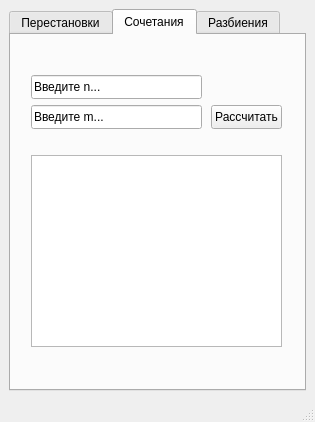
den-Master-2040/Educational-practice_UI, file src/mainwindow.ui: the form before one commit.
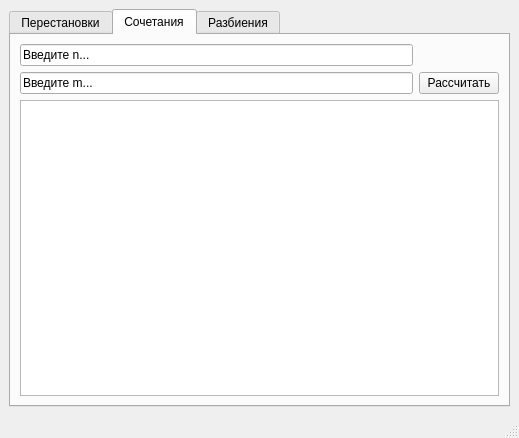
The form after the commit. The open tabs and pages were chosen to show the change.

The edit to the form file:
```diff
--- a/src/mainwindow.ui
+++ b/src/mainwindow.ui
@@ -6,8 +6,8 @@
    <rect>
     <x>0</x>
     <y>0</y>
-    <width>315</width>
-    <height>422</height>
+    <width>519</width>
+    <height>438</height>
    </rect>
   </property>
   <property name="windowTitle">
@@ -65,55 +65,32 @@
        <attribute name="title">
         <string>Сочетания</string>
        </attribute>
+       <layout class="QGridLayout" name="gridLayout_3">
+        <item row="0" column="0">
        <widget class="QLineEdit" name="lineEdit_2">
-        <property name="geometry">
-         <rect>
-          <x>20</x>
-          <y>40</y>
-          <width>171</width>
-          <height>24</height>
-         </rect>
-        </property>
         <property name="text">
          <string>Введите n...</string>
         </property>
        </widget>
+        </item>
+        <item row="1" column="0">
        <widget class="QLineEdit" name="lineEdit_3">
-        <property name="geometry">
-         <rect>
-          <x>20</x>
-          <y>70</y>
-          <width>171</width>
-          <height>24</height>
-         </rect>
-        </property>
         <property name="text">
          <string>Введите m...</string>
         </property>
        </widget>
+        </item>
+        <item row="1" column="1">
        <widget class="QPushButton" name="pushButton_2">
-        <property name="geometry">
-         <rect>
-          <x>200</x>
-          <y>70</y>
-          <width>71</width>
-          <height>24</height>
-         </rect>
-        </property>
         <property name="text">
          <string>Рассчитать</string>
         </property>
        </widget>
-       <widget class="QTextBrowser" name="textBrowser_2">
-        <property name="geometry">
-         <rect>
-          <x>20</x>
-          <y>120</y>
-          <width>251</width>
-          <height>192</height>
-         </rect>
-        </property>
-       </widget>
+        </item>
+        <item row="2" column="0" colspan="2">
+         <widget class="QTextBrowser" name="textBrowser_2"/>
+        </item>
+       </layout>
       </widget>
       <widget class="QWidget" name="tab_3">
        <attribute name="title">
```
Left out of the diff: 67 changed lines with no effect on the pictures. Lines whose indentation alone changed are shown as unchanged.
